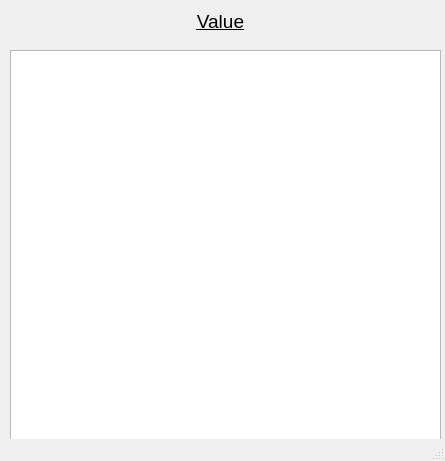
First picture: the form in assets/list_ui.ui, repository Rishabh-creator601/LinkHook, before the edit.
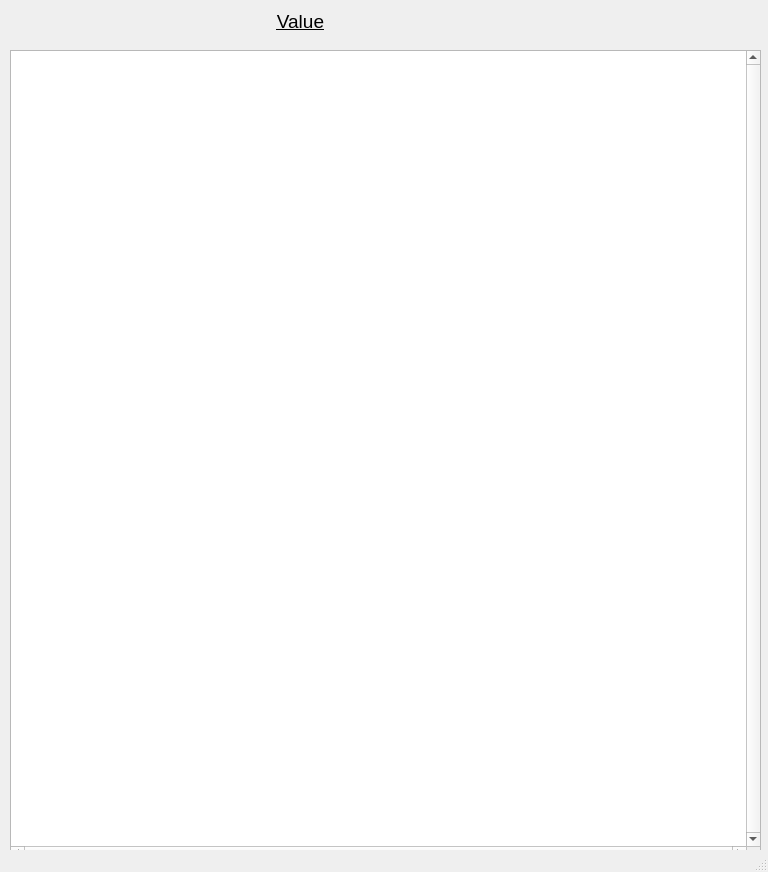
Second picture: the form after the edit.

What changed in the file:
```diff
--- a/assets/list_ui.ui
+++ b/assets/list_ui.ui
@@ -6,8 +6,8 @@
    <rect>
     <x>0</x>
     <y>0</y>
-    <width>445</width>
-    <height>461</height>
+    <width>768</width>
+    <height>872</height>
    </rect>
   </property>
   <property name="windowTitle">
@@ -17,7 +17,7 @@
    <widget class="QLabel" name="listItem">
     <property name="geometry">
      <rect>
-      <x>20</x>
+      <x>100</x>
       <y>10</y>
       <width>401</width>
       <height>31</height>
@@ -44,8 +44,8 @@
      <rect>
       <x>10</x>
       <y>50</y>
-      <width>431</width>
-      <height>391</height>
+      <width>751</width>
+      <height>811</height>
      </rect>
     </property>
     <property name="font">
@@ -53,6 +53,18 @@
       <pointsize>12</pointsize>
      </font>
     </property>
+    <property name="verticalScrollBarPolicy">
+     <enum>Qt::ScrollBarAlwaysOn</enum>
+    </property>
+    <property name="horizontalScrollBarPolicy">
+     <enum>Qt::ScrollBarAlwaysOn</enum>
+    </property>
+    <property name="sizeAdjustPolicy">
+     <enum>QAbstractScrollArea::AdjustToContents</enum>
+    </property>
+    <property name="resizeMode">
+     <enum>QListView::Adjust</enum>
+    </property>
    </widget>
   </widget>
   <widget class="QStatusBar" name="statusbar"/>
```
